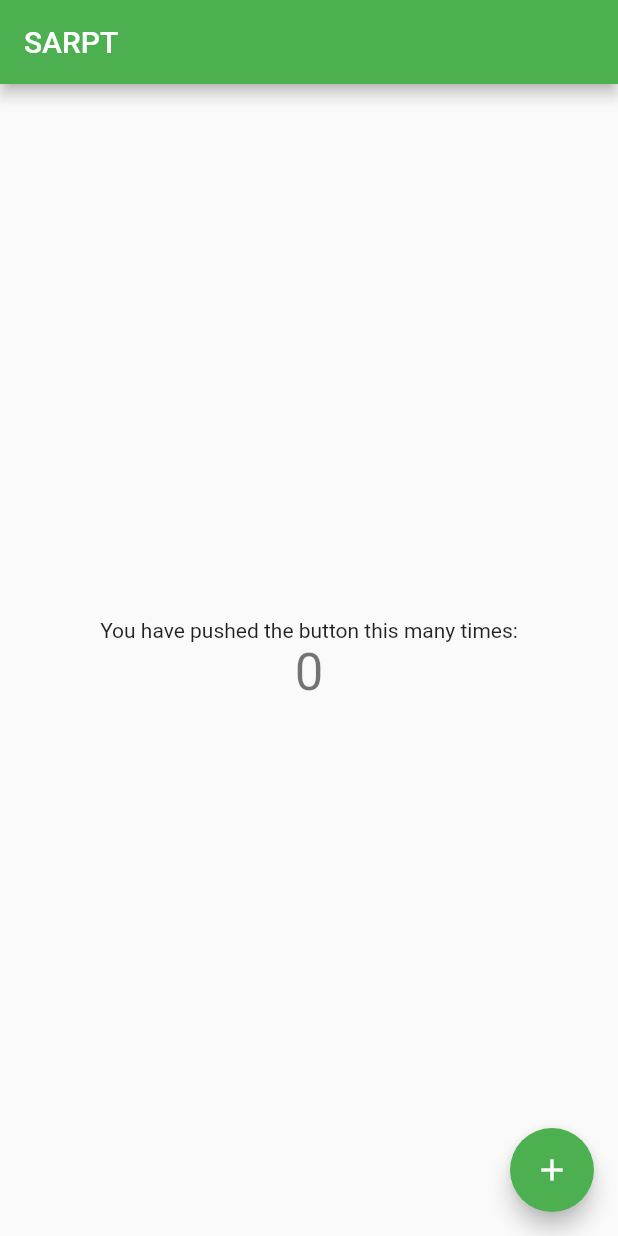
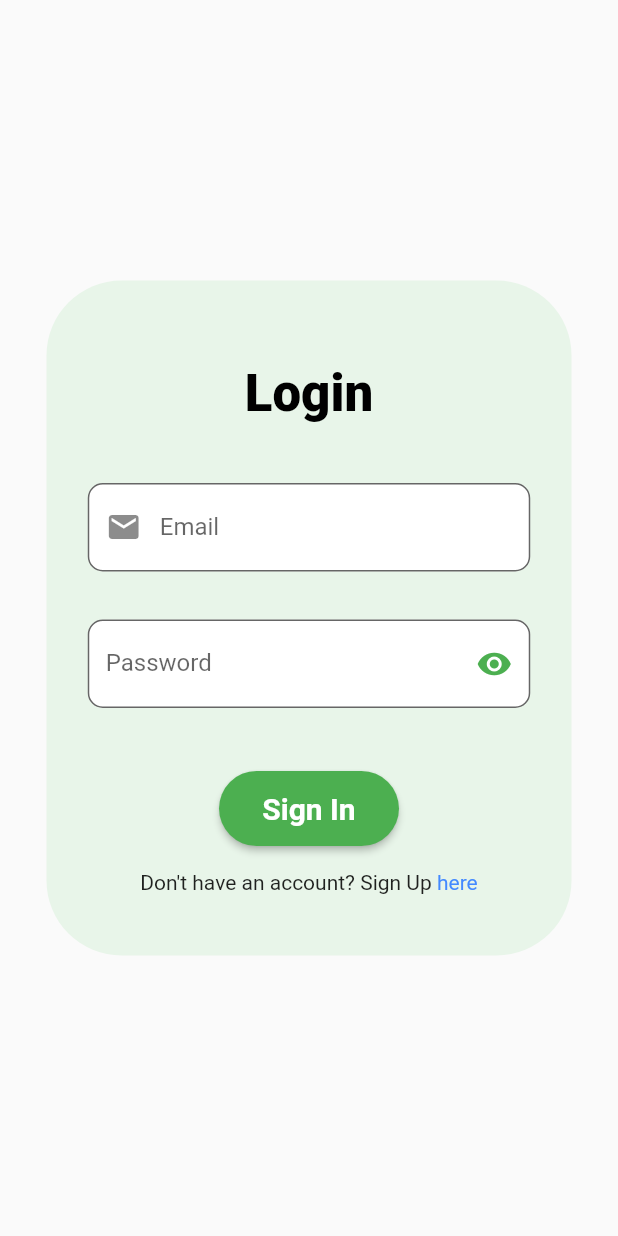
Before and after one commit to prapti1112/SARPT-Application, a Flutter app: the screen it shows after launch, on a phone screen of 412 x 824 dp. Run offline on Flutter 3.47's test engine with Material 2 defaults, Android fonts, the phone set to English and light mode, and no system bars; our stand-ins replace firebase_auth, firebase_core; accounts and stored records are empty; Roboto replaces fonts that are missing (PlayfairDisplay).

Commit message:
Login and Registration with firebase authentication

```diff
--- a/lib/main.dart
+++ b/lib/main.dart
@@ -1,73 +1,27 @@
+import 'package:firebase_core/firebase_core.dart';
 import 'package:flutter/material.dart';
+import 'package:provider/provider.dart';
+import 'package:sarpt_app/models/user.dart';
+import 'package:sarpt_app/screens/wrapper.dart';
+import 'package:sarpt_app/services/auth.dart';
 
-void main() {
+void main() async {
+  WidgetsFlutterBinding.ensureInitialized();
+  await Firebase.initializeApp();
   runApp(MyApp());
 }
 
 class MyApp extends StatelessWidget {
-  // This widget is the root of your application.
+
   @override
   Widget build(BuildContext context) {
-    return MaterialApp(
-      title: 'SARPT Application',
-      theme: ThemeData(
-
-        primarySwatch: Colors.green,
-
-        visualDensity: VisualDensity.adaptivePlatformDensity,
+    return StreamProvider<CustomUser>.value(
+      value: AuthService().user,
+      child: MaterialApp(
+        debugShowCheckedModeBanner: false,
+        theme: ThemeData(primaryColor: Colors.green),
+        home: Wrapper(),
       ),
-      home: MyHomePage(title: 'SARPT'),
     );
   }
 }
-
-class MyHomePage extends StatefulWidget {
-  MyHomePage({Key key, this.title}) : super(key: key);
-
-  final String title;
-
-  @override
-  _MyHomePageState createState() => _MyHomePageState();
-}
-
-class _MyHomePageState extends State<MyHomePage> {
-  int _counter = 0;
-
-  void _incrementCounter() {
-    setState(() {
-        _counter++;
-    });
-  }
-
-  @override
-  Widget build(BuildContext context) {
-
-    return Scaffold(
-      appBar: AppBar(
-
-        title: Text(widget.title),
-      ),
-      body: Center(
-
-        child: Column(
-
-          mainAxisAlignment: MainAxisAlignment.center,
-          children: <Widget>[
-            Text(
-              'You have pushed the button this many times:',
-            ),
-            Text(
-              '$_counter',
-              style: Theme.of(context).textTheme.headline4,
-            ),
-          ],
-        ),
-      ),
-      floatingActionButton: FloatingActionButton(
-        onPressed: _incrementCounter,
-        tooltip: 'Increment',
-        child: Icon(Icons.add),
-      ), // This trailing comma makes auto-formatting nicer for build methods.
-    );
-  }
-}
--- /dev/null
+++ b/lib/models/user.dart
@@ -0,0 +1,10 @@
+import 'package:flutter/cupertino.dart';
+
+class CustomUser {
+
+  final String uid;
+  String phoneNumber, address;
+
+  CustomUser({@required this.uid, this.phoneNumber, this.address});
+
+}
--- /dev/null
+++ b/lib/screens/authenticate/authenticate.dart
@@ -0,0 +1,25 @@
+import 'package:flutter/material.dart';
+import 'package:sarpt_app/screens/authenticate/register.dart';
+import 'package:sarpt_app/screens/authenticate/sign_in.dart';
+
+class Authenticate extends StatefulWidget {
+  @override
+  _AuthenticateState createState() => _AuthenticateState();
+}
+
+class _AuthenticateState extends State<Authenticate> {
+
+  bool showSignIn= true;
+
+  toggleView() {
+    setState(() => showSignIn = !showSignIn);
+  }
+
+  @override
+  Widget build(BuildContext context) {
+    return Container(
+      child: (showSignIn) ? SignIn(toggleView: toggleView) : Register(toggleView: toggleView),
+      // child: Center(child: Text("Authenticate")),
+    );
+  }
+}
--- /dev/null
+++ b/lib/screens/authenticate/sign_in.dart
@@ -0,0 +1,171 @@
+import 'package:flutter/material.dart';
+import 'package:flutter/services.dart';
+import 'package:sarpt_app/services/auth.dart';
+
+class SignIn extends StatefulWidget {
+
+  final Function toggleView;
+
+  SignIn({this.toggleView});
+
+  @override
+  _SignInState createState() => _SignInState();
+}
+
+class _SignInState extends State<SignIn> {
+
+  final AuthService _auth = AuthService();
+  final _emailController = TextEditingController();
+  String _password = '';
+  bool _isPasswordVisible = false;
+
+  @override
+  void initState() {
+    super.initState();
+
+    _emailController.addListener(() => setState(() {}) );
+  }
+
+  @override
+  Widget build(BuildContext context) {
+    return Scaffold(
+      body: Center(
+        child: Container(
+          padding: EdgeInsets.symmetric(
+            horizontal: 0,
+            vertical: 0,
+          ),
+          height: 450,
+          width: 350,
+          // color: Colors.greenAccent,
+          decoration: BoxDecoration(
+            color: Colors.green[50],
+            borderRadius: BorderRadius.circular(50.0),
+          ),
+          child: Form(
+            child: Column(
+              crossAxisAlignment: CrossAxisAlignment.center,
+              children: [
+                SizedBox(
+                  height: 55,
+                ),
+                Text(
+                  "Login",
+                  style: TextStyle(
+                      fontFamily: 'PlayfairDisplay',
+                      color: Colors.black,
+                      fontSize: 34,
+                      fontWeight: FontWeight.w900),
+                ),
+                SizedBox(
+                  height: 40,
+                ),
+                SizedBox(
+                  width: 295,
+                  child: TextField(
+                    decoration: InputDecoration(
+                      labelText: "Email",
+                      hintText: "name@example.com",
+                      focusedBorder: OutlineInputBorder(
+                        borderSide: const BorderSide(color: Colors.green, width: 2.0),
+                        borderRadius: BorderRadius.circular(10.0),
+                      ),
+                      filled: true,
+                      fillColor: Colors.white,
+                      focusColor: Colors.green,
+                      prefixIcon : Icon(Icons.mail,),
+                      suffixIcon: (_emailController.text.isEmpty)
+                          ? Container(width: 0,)
+                          : IconButton(
+                              icon: Icon(Icons.close),
+                              onPressed: () => _emailController.clear(),
+                            ),
+                      border: OutlineInputBorder(
+                        borderRadius: BorderRadius.circular(10.0),
+                      ),
+
+                      // enabledBorder:
+                    ),
+                    controller: _emailController,
+                    keyboardType: TextInputType.emailAddress,
+                    textInputAction: TextInputAction.done,
+                  ),
+                ),
+                SizedBox(
+                  height: 32,
+                ),
+                SizedBox(
+                  width: 295,
+                  child: TextFormField(
+                    onChanged: (value) => setState(() => this._password = value),
+                    // validator: (value) => (value.toString().isEmpty) ?  "Enter a password" : "",
+                    decoration: InputDecoration(
+                      labelText: "Password",
+                      hintText: "Your password ....",
+                      // errorText: (_password.isEmpty) ?  "Enter a password" : "",
+                      filled: true,
+                      fillColor: Colors.white,
+                      focusedBorder: OutlineInputBorder(
+                        borderSide: const BorderSide(color: Colors.green, width: 2.0),
+                        borderRadius: BorderRadius.circular(10.0),
+                      ),
+
+                      suffixIcon: IconButton(
+                        icon: _isPasswordVisible
+                            ? Icon(Icons.visibility_off, color: Colors.green,)
+                            : Icon(Icons.visibility , color: Colors.green,),
+                        onPressed: () =>
+                            setState(() => _isPasswordVisible = !_isPasswordVisible),
+                      ),
+                      border: OutlineInputBorder(
+                        borderRadius: BorderRadius.circular(10.0),
+                      ),
+                    ),
+                    keyboardType: TextInputType.emailAddress,
+                    textInputAction: TextInputAction.done,
+                    obscureText: _isPasswordVisible,
+                  ),
+                ),
+                SizedBox(
+                  height: 42.0,
+                ),
+                SizedBox(
+                  height: 50,
+                  width: 120,
+                  child: RaisedButton(
+                    child: Text("Sign In", style: TextStyle(fontSize: 20, fontWeight: FontWeight.bold),),
+                    shape: StadiumBorder(),
+                    color: Colors.green,
+                    padding: EdgeInsets.symmetric(horizontal: 16, vertical: 8),
+                    textColor: Colors.white,
+                    onPressed: () {
+                      print("Email: ${_emailController.text}");
+                      print("Password: ${_password}");
+                    //  Call the function to sign in
+                    },
+                  ),
+                ),
+                SizedBox(
+                  height: 16.0,
+                ),
+                Row(
+                   mainAxisAlignment: MainAxisAlignment.center,
+                  children: [
+                    Text("Don't have an account? Sign Up "),
+                    InkWell(
+                        child: Text("here", style: TextStyle(color: Colors.blueAccent),),
+                        onTap: () {
+                          //  navigate to Register screen
+                          widget.toggleView();
+                        },
+                    ),
+                    ],
+                  ),
+              ],
+            ),
+          ),
+        ),
+      ),
+    );
+  }
+}
--- /dev/null
+++ b/lib/screens/wrapper.dart
@@ -0,0 +1,17 @@
+import 'package:flutter/material.dart';
+import 'package:provider/provider.dart';
+import 'package:sarpt_app/models/user.dart';
+import 'package:sarpt_app/screens/authenticate/authenticate.dart';
+import 'package:sarpt_app/screens/home/home.dart';
+
+class Wrapper extends StatelessWidget {
+  @override
+  Widget build(BuildContext context) {
+
+    final user = Provider.of<CustomUser>(context);
+    print(user);
+
+    // return Home();
+    return (user == null) ? Authenticate() : Home();
+  }
+}
--- /dev/null
+++ b/lib/services/auth.dart
@@ -0,0 +1,42 @@
+import 'package:firebase_auth/firebase_auth.dart';
+import 'package:flutter/cupertino.dart';
+import 'package:sarpt_app/models/user.dart';
+
+class AuthService {
+
+  final FirebaseAuth _auth = FirebaseAuth.instance;
+
+//  Create a custom user object from Firebase user
+  CustomUser _userFromFirebaseUser(User user) {
+    return user != null ? CustomUser(uid: user.uid, phoneNumber: user.phoneNumber) : null;
+  }
+
+  //  Auth change user stream
+  Stream<CustomUser> get user {
+      return _auth.authStateChanges()
+      .map(_userFromFirebaseUser);
+  }
+
+//  Sign in with email and password
+
+  // Register with email and password
+  Future registerWithEmailAndPassword(String email, String password) async {
+    try {
+      UserCredential result = await _auth.createUserWithEmailAndPassword(email: email, password: password);
+      return _userFromFirebaseUser(result.user);
+    } catch (err) {
+      print(err.toString());
+      return null;
+    }
+  }
+
+  // Sign Out
+  Future SignOut() async {
+    try {
+      return await _auth.signOut();
+    } catch(err) {
+      print(err.toString());
+      return null;
+    }
+  }
+}
--- a/pubspec.yaml
+++ b/pubspec.yaml
@@ -28,6 +28,10 @@ dependencies:
   # The following adds the Cupertino Icons font to your application.
   # Use with the CupertinoIcons class for iOS style icons.
   cupertino_icons: ^1.0.0
+  firebase_core: ^0.7.0
+  firebase_auth: ^0.20.0
+  firebase_database: ^6.0.0
+  provider: ^4.3.3
 
 dev_dependencies:
   flutter_test:
```
Also changed, not shown: lib/screens/authenticate/register.dart (added, +271 -0 lines), lib/screens/home/home.dart (added, +33 -0 lines), assets/images/Indian_farmer.png (added), assets/images/humidity.png (added), pubspec.lock, 3 other files.
